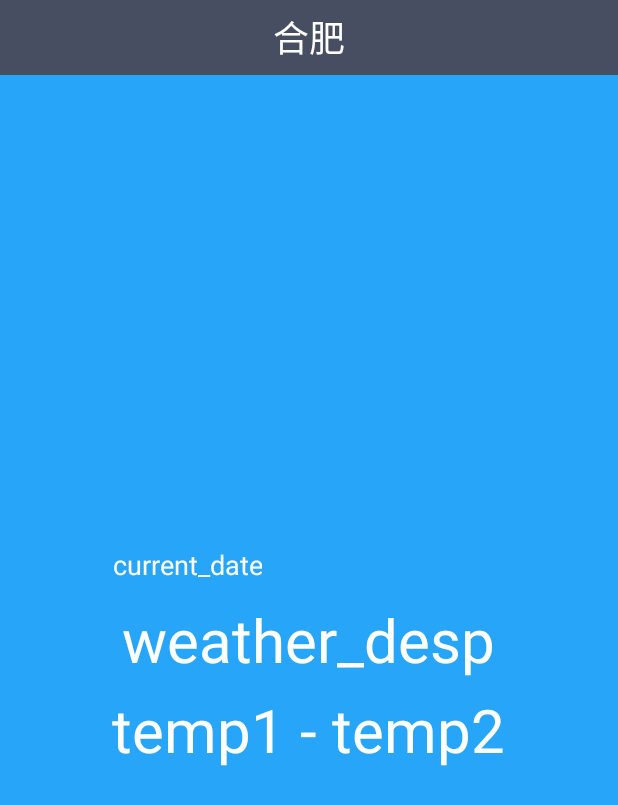
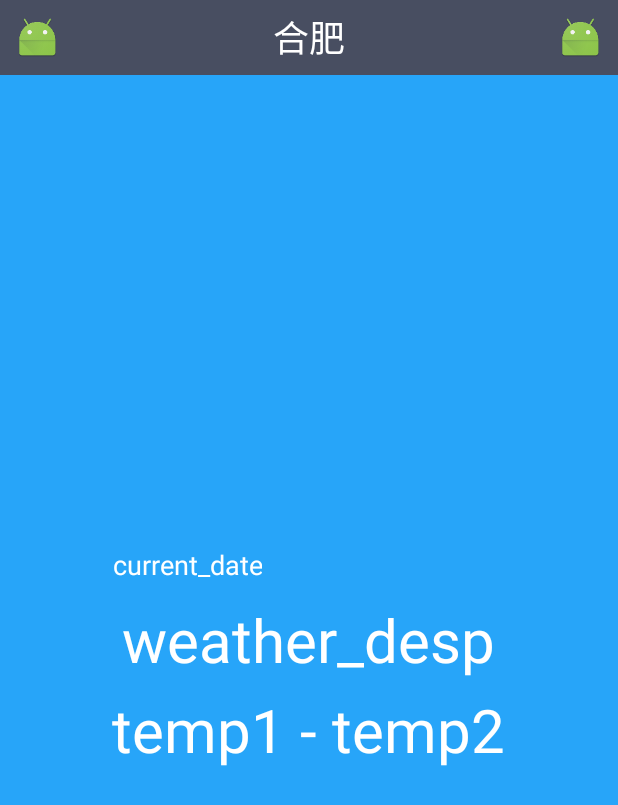
Before and after one commit to Badwritten/CoolWeather, an Android app: the layout weather_layout.xml on its own in the app's theme, with its tools: preview values and no code run, on a phone screen of 412 x 824 dp. Shown: the top 805 px of the screen. Run offline under Robolectric (Android 15) with nearby library versions, the phone set to English and light mode, and no system bars.

Commit message:
新增切换城市和手动更新天气的功能

```diff
--- a/app/src/main/res/layout/weather_layout.xml
+++ b/app/src/main/res/layout/weather_layout.xml
@@ -9,6 +9,14 @@
         android:layout_height="50dp"
         android:background="#484E61">
 
+        <Button
+            android:id="@+id/switch_city"
+            android:layout_width="30dp"
+            android:layout_height="30dp"
+            android:layout_centerVertical="true"
+            android:layout_marginLeft="10dp"
+            android:background="@mipmap/ic_launcher"/>
+
         <TextView
             android:id="@+id/city_name"
             android:layout_width="wrap_content"
@@ -18,6 +26,14 @@
             android:textColor="#fff"
             android:textSize="24sp"/>
 
+        <Button
+            android:id="@+id/refresh_weather"
+            android:layout_width="30dp"
+            android:layout_height="30dp"
+            android:layout_alignParentRight="true"
+            android:layout_centerVertical="true"
+            android:layout_marginRight="10dp"
+            android:background="@mipmap/ic_launcher"/>
     </RelativeLayout>
 
     <RelativeLayout
```
Also changed, not shown: app/src/main/java/com/example/wanghaishu/coolweather/activity/ChooseAreaActivity.java (+8 -2 lines), app/src/main/java/com/example/wanghaishu/coolweather/activity/WeatherActivity.java (+39 -1 lines).
